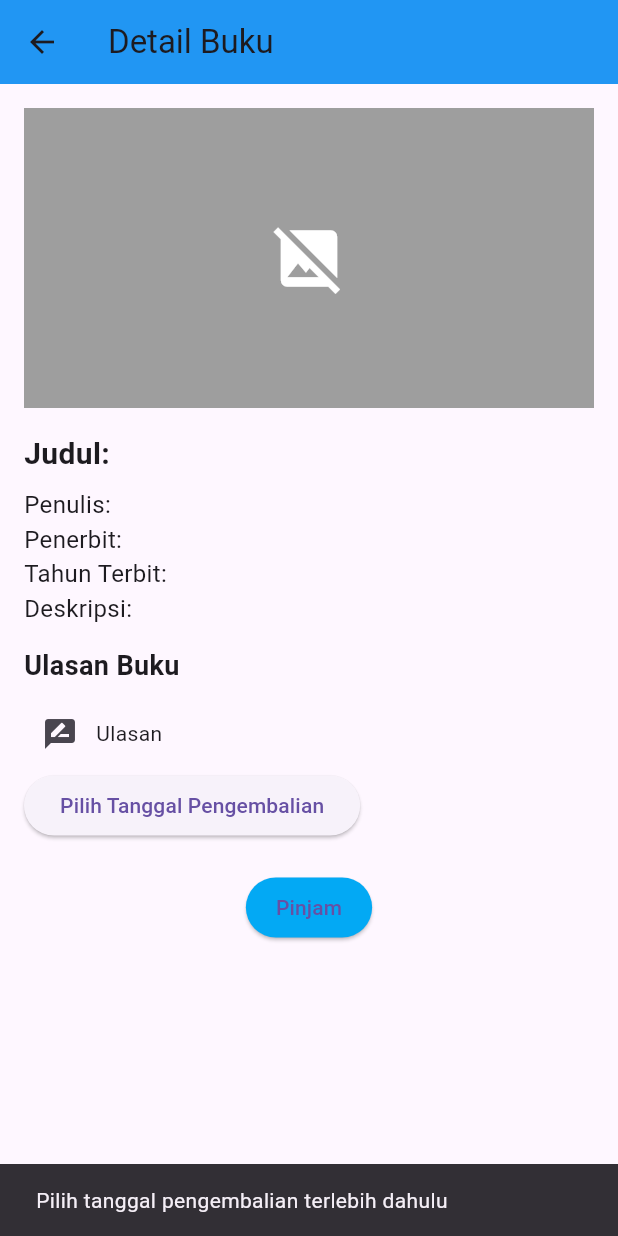
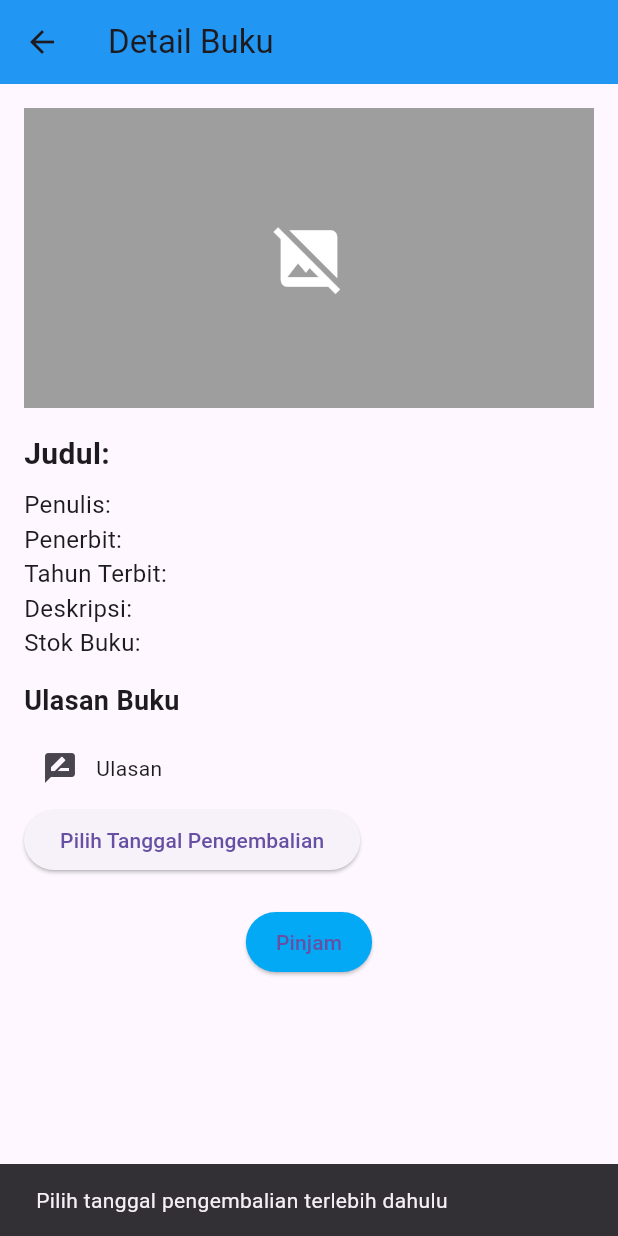
Before and after one commit to Rekitonei/perpusisni2, a Flutter app: the DetailBukuPage screen opened directly with empty values, after a tap on "Pinjam", on a phone screen of 412 x 824 dp. Run offline on Flutter 3.47's test engine with Material 3 defaults, Android fonts, the phone set to English and light mode, and no system bars; our stand-ins replace cloud_firestore, firebase_core, get, get_storage, image_picker, permission_handler; accounts and stored records are empty.

Commit message:
modif satu

```diff
--- a/lib/page/detail_buku_page.dart
+++ b/lib/page/detail_buku_page.dart
@@ -11,12 +11,12 @@ class DetailBukuPage extends StatefulWidget {
   final String bukuID;
   final String emailUser;
 
-  const DetailBukuPage({
-    Key? key,
+  const DetailBukuPage(
+      {Key? key,
       required this.data,
       required this.bukuID,
-    required this.emailUser,
-  }) : super(key: key);
+      required this.emailUser})
+      : super(key: key);
 
   @override
   State<DetailBukuPage> createState() => _DetailBukuPageState();
@@ -49,31 +49,65 @@ class _DetailBukuPageState extends State<DetailBukuPage> {
     }
 
     // Simpan data peminjaman ke Firebase
-  DocumentReference docRef = await FirebaseFirestore.instance.collection('peminjaman').add({
+    DocumentReference docRef =
+        await FirebaseFirestore.instance.collection('peminjaman').add({
       'idBuku': widget.bukuID,
       'email': widget.emailUser,
       'tanggalPeminjaman': DateTime.now(),
       'tanggalPengembalian': null,
       'batasPengembalian': selectedReturnDate,
+      'judul': widget.data['judul'],
     });
 
     await docRef.update({'idPeminjaman': docRef.id});
 
-  // Simpan histori peminjaman
-  await FirebaseFirestore.instance.collection('histori').add({
-    'idBuku': widget.bukuID,
-    'email': widget.emailUser,
-    'judulBuku': widget.data['judul'],
-    'tanggalPeminjaman': DateTime.now(),
-    'tanggalPengembalian': null,
-    'aksi': 'peminjaman',
+    FirebaseFirestore.instance.collection('buku').doc(widget.bukuID).update({
+      'stok': FieldValue.increment(-1),
     });
+
+    // --- Fungsi Tidak Digunakan Karena ditaruh pada Peminjaman Page ---
+    // await FirebaseFirestore.instance.collection('histori').add({
+    //   'idBuku': widget.bukuID,
+    //   'email': widget.emailUser,
+    //   'judulBuku': widget.data['judul'],
+    //   'tanggalPeminjaman': DateTime.now(),
+    //   'tanggalPengembalian': null,
+    //   'aksi': 'peminjaman',
+    // });
 
     ScaffoldMessenger.of(context).showSnackBar(
       SnackBar(content: Text("Buku berhasil dipinjam")),
     );
 
     Get.back();
+  }
+
+  void cekStok() {
+    if (widget.data['stok'] == 0) {
+      ScaffoldMessenger.of(context).showSnackBar(
+        SnackBar(content: Text("Stok Buku Kosong")),
+      );
+    } else {
+      pinjamBuku();
+    }
+  }
+
+  void cekPernahDipinjam() async {
+    QuerySnapshot querySnapshot = await FirebaseFirestore.instance
+        .collection('peminjaman')
+        .where('email', isEqualTo: widget.emailUser)
+        .get();
+
+    List<String> listJudul =
+        querySnapshot.docs.map((doc) => doc['judul'] as String).toList();
+
+    if (listJudul.contains(widget.data['judul'])) {
+      ScaffoldMessenger.of(context).showSnackBar(
+        SnackBar(content: Text("Buku Sudah Dipinjam")),
+      );
+    } else {
+      cekStok();
+    }
   }
 
   @override
@@ -123,8 +157,13 @@ class _DetailBukuPageState extends State<DetailBukuPage> {
                 style: TextStyle(fontSize: 16)),
             Text('Deskripsi: ${widget.data['deskripsi']}',
                 style: TextStyle(fontSize: 16)),
+            Text(
+              'Stok Buku: ${widget.data['stok']}',
+              style: TextStyle(
+                fontSize: 16,
+              ),
+            ),
             SizedBox(height: 14),
-
 
             // BAGIAN ULASAN BUKU
             Text(
@@ -136,7 +175,7 @@ class _DetailBukuPageState extends State<DetailBukuPage> {
               children: [
                 IconButton(
                   onPressed: () {
-                    Get.to(() => UlasanBukuPage(bukuID: 'idbuku'));
+                    Get.to(() => UlasanBukuPage(bukuID: widget.data['idbuku']));
                   },
                   icon: Icon(Icons.rate_review),
                 ),
@@ -162,7 +201,7 @@ class _DetailBukuPageState extends State<DetailBukuPage> {
             // Tombol Pinjam Buku
             Center(
               child: ElevatedButton(
-                onPressed: pinjamBuku,
+                onPressed: cekPernahDipinjam,
                 style: ElevatedButton.styleFrom(
                   backgroundColor: Colors.lightBlue,
                   padding: EdgeInsets.symmetric(horizontal: 20, vertical: 10),
@@ -176,21 +215,3 @@ class _DetailBukuPageState extends State<DetailBukuPage> {
     );
   }
 }
-
-// BAGIAN ULASAN BUKU
-            // Text(
-            //   'Ulasan Buku',
-            //   style: TextStyle(fontSize: 18, fontWeight: FontWeight.bold),
-            // ),
-            // SizedBox(height: 8),
-            // Row(
-            //   children: [
-            //     IconButton(
-            //       onPressed: () {
-            //         Get.to(() => UlasanBukuPage(bukuID: 'idbuku'));
-            //       },
-            //       icon: Icon(Icons.rate_review),
-            //     ),
-            //     Text('Ulasan'),
-            //   ],
-            // ),
--- a/lib/page/tambah_buku_page.dart
+++ b/lib/page/tambah_buku_page.dart
@@ -21,7 +21,8 @@ class _TambahBukuPageState extends State<TambahBukuPage> {
       penulis = TextEditingController(),
       penerbit = TextEditingController(),
       tahunterbit = TextEditingController(),
-      deskripsi =TextEditingController();
+      deskripsi =TextEditingController(),
+      stok = TextEditingController();
 
   String imageBase64 = '';
 
@@ -73,6 +74,7 @@ class _TambahBukuPageState extends State<TambahBukuPage> {
       'tahunterbit': tahunterbit.text,
       'deskripsi': deskripsi.text,
       'gambar': imageBase64,
+      'stok': int.tryParse(stok.text) ?? 0,
     });
 
     Get.back(result: true);
@@ -110,6 +112,11 @@ class _TambahBukuPageState extends State<TambahBukuPage> {
                         fit: BoxFit.cover,
                       ),
               ),
+            ),
+            TextFormField(
+              controller: stok, // Input stok
+              decoration: InputDecoration(hintText: 'Stok Buku'),
+              keyboardType: TextInputType.number,
             ),
             TextFormField(
               controller: judul,
```
Also changed, not shown: lib/page/daftar_buku_page.dart (+48 -5 lines), lib/page/histori_page.dart (+1 -19 lines), lib/page/home_page.dart (+7 -5 lines), lib/page/login_page.dart (+12 -1 lines), lib/page/peminjaman_page.dart (+16 -29 lines), lib/page/register_page.dart (+16 -0 lines). Lines whose indentation alone changed are shown as unchanged.
